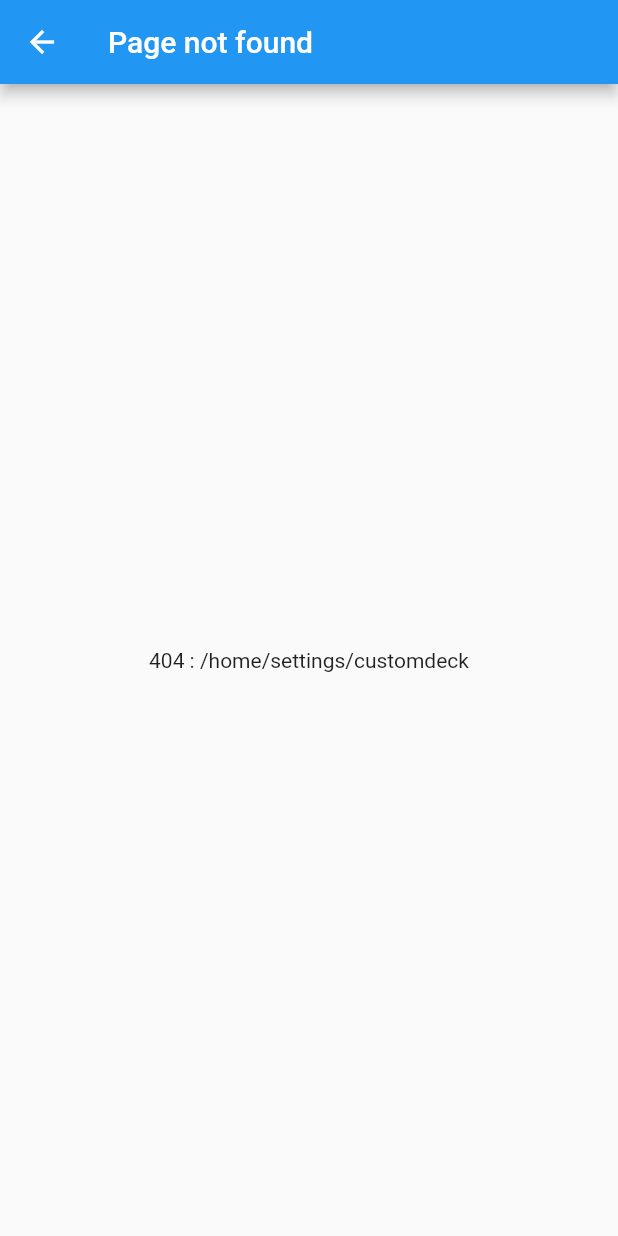
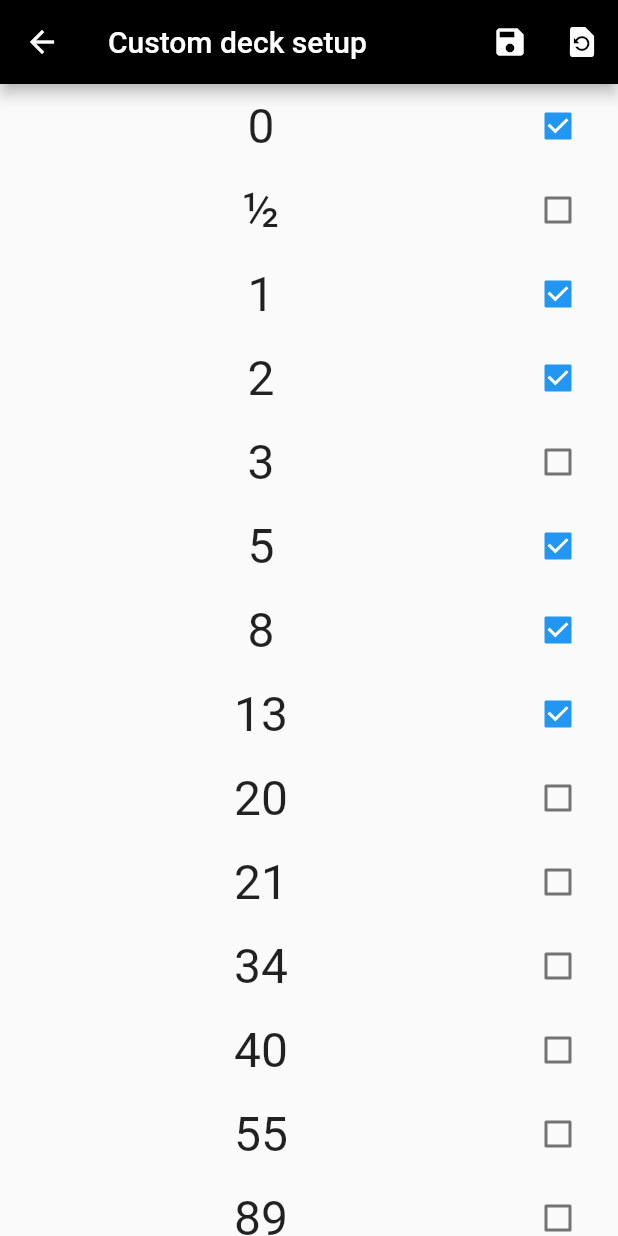
Before and after one commit to abianche/planningpoker, a Flutter app: the SettingsScreen screen opened by its route, after a tap on "Select deck", after a tap on the "settings" icon, on a phone screen of 412 x 824 dp. Run offline on Flutter 3.47's test engine with Material 2 defaults, Android fonts, the phone set to English and light mode, and no system bars; our stand-ins replace cloud_firestore, firebase_auth, firebase_core, flutter_redux, logger, package_info and 4 more; missing offline and left inert: launch_review; accounts and stored records are empty; generated files the repository leaves out were written again.

Commit message:
add custom deck handling

```diff
--- a/lib/router.dart
+++ b/lib/router.dart
@@ -1,5 +1,6 @@
 import 'package:flutter/material.dart';
 import 'package:planningpoker/views/home.screen.dart';
+import 'package:planningpoker/views/settings.custom_deck.screen.dart';
 import 'package:planningpoker/views/settings.screen.dart';
 import 'package:planningpoker/views/splash.screen.dart';
 
@@ -23,8 +24,7 @@ Map<String, WidgetBuilder> getRoutes() {
         ),
     Routes.home: (context) => HomeScreen(),
     Routes.settings: (context) => SettingsScreen(),
-    // Routes.settings_decks: (context) => SelectDecks(),
-    // Routes.settings_custom_deck: (context) => CustomDeckSetup(),
+    Routes.settings_custom_deck: (context) => CustomDeckSetup(),
     // Routes.settings_info: (context) => InfoScreen(),
     // Routes.settings_intro: (context) => IntroScreen(),
   };
--- /dev/null
+++ b/lib/utils.dart
@@ -0,0 +1,59 @@
+import 'package:flutter/material.dart';
+import 'package:planningpoker/models/deck.model.dart';
+import 'package:planningpoker/widgets/deck_tile.dart';
+
+const row_length = 3;
+
+/// Returns the a list of [DeckTile]s from the current deck. Disabled tiles are not returned.
+List<Widget> getDeckTiles(Deck deck) {
+  final items = <Widget>[];
+  final tileNames = deck.deckValues.toList();
+  tileNames.removeWhere((value) => value.startsWith('_'));
+
+  var taken = 0;
+
+  while (taken < tileNames.length) {
+    final List<Widget> tiles = tileNames
+        .skip(taken)
+        .take(row_length)
+        .map(
+          (name) => DeckTile(
+            deck: deck,
+            data: getTileDataFromName(name),
+            name: name,
+          ),
+        )
+        .toList();
+
+    items.add(
+      Row(
+        mainAxisAlignment: MainAxisAlignment.spaceEvenly,
+        children: tiles,
+      ),
+    );
+
+    taken += row_length;
+  }
+
+  return items;
+}
+
+/// Returns the data for a [DeckTile] based on the name.
+dynamic getTileDataFromName(String name) {
+  switch (name) {
+    case 'green':
+      return Colors.green;
+    case 'yellow':
+      return Colors.yellow;
+    case 'orange':
+      return Colors.orange;
+    case 'purple':
+      return Colors.purple;
+    case 'red':
+      return Colors.red;
+    case 'local_cafe':
+      return Icons.local_cafe;
+    default:
+      return name;
+  }
+}
--- /dev/null
+++ b/lib/views/deck.view.dart
@@ -0,0 +1,61 @@
+import 'package:flutter/foundation.dart';
+import 'package:flutter/material.dart';
+import 'package:flutter_redux/flutter_redux.dart';
+import 'package:planningpoker/data/decks.dart';
+import 'package:planningpoker/models/deck.model.dart';
+import 'package:planningpoker/models/settings.model.dart';
+import 'package:planningpoker/redux/states/app_state.dart';
+import 'package:planningpoker/utils.dart';
+import 'package:redux/redux.dart';
+
+class DeckView extends StatelessWidget {
+  const DeckView({Key key}) : super(key: key);
+
+  @override
+  Widget build(BuildContext context) {
+    return StoreConnector<AppState, _ViewModel>(
+      distinct: true,
+      converter: _ViewModel.fromStore,
+      builder: (context, vm) {
+        var currentDeck = all_decks[vm.settings.selectedDeck];
+        if (vm.settings.selectedDeck == DeckType.custom && vm.settings.customDeck != null) {
+          // make sure we use the saved configuration for custom deck
+          currentDeck = custom_deck.copyWith(deckValues: vm.settings.customDeck);
+        }
+
+        return Container(
+          child: Center(
+            child: Column(
+              mainAxisAlignment: MainAxisAlignment.spaceEvenly,
+              children: getDeckTiles(currentDeck),
+            ),
+          ),
+        );
+      },
+    );
+  }
+}
+
+class _ViewModel {
+  final Settings settings;
+
+  _ViewModel({
+    @required this.settings,
+  });
+
+  static _ViewModel fromStore(Store<AppState> store) {
+    return _ViewModel(
+      settings: store.state.settings,
+    );
+  }
+
+  @override
+  bool operator ==(Object o) {
+    if (identical(this, o)) return true;
+
+    return o is _ViewModel && o.settings == settings;
+  }
+
+  @override
+  int get hashCode => settings.hashCode;
+}
--- a/lib/views/home.screen.dart
+++ b/lib/views/home.screen.dart
@@ -5,6 +5,7 @@ import 'package:planningpoker/generated/l10n.dart';
 import 'package:planningpoker/models/settings.model.dart';
 import 'package:planningpoker/redux/states/app_state.dart';
 import 'package:planningpoker/router.dart';
+import 'package:planningpoker/views/deck.view.dart';
 import 'package:redux/redux.dart';
 
 class HomeScreen extends StatefulWidget {
@@ -43,10 +44,10 @@ class _HomeScreenState extends State<HomeScreen> {
               ),
             ],
           ),
-          body: _currentIndex == 1 ? Center(child: Text("Room")) : Center(child: Text("Deck")),
+          body: _currentIndex == 1 ? Center(child: Text("Room")) : const DeckView(),
           bottomNavigationBar: BottomNavigationBar(
             elevation: 0.0,
-            fixedColor: Color(currentDeck.deckColor),
+            fixedColor: vm.settings.darkMode ? Colors.white : Color(currentDeck.deckColor),
             currentIndex: _currentIndex,
             onTap: (value) => setState(() => _currentIndex = value),
             items: [
--- /dev/null
+++ b/lib/views/settings.custom_deck.screen.dart
@@ -0,0 +1,273 @@
+import 'package:flutter/foundation.dart';
+import 'package:flutter/material.dart';
+import 'package:flutter_redux/flutter_redux.dart';
+import 'package:planningpoker/generated/l10n.dart';
+import 'package:planningpoker/redux/actions/settings_actions.dart';
+import 'package:planningpoker/redux/selectors/selectors.dart';
+import 'package:planningpoker/redux/states/app_state.dart';
+import 'package:planningpoker/utils.dart';
+import 'package:redux/redux.dart';
+
+class CustomDeckSetup extends StatefulWidget {
+  const CustomDeckSetup({Key key}) : super(key: key);
+
+  @override
+  _CustomDeckSetupState createState() => _CustomDeckSetupState();
+}
+
+class _CustomDeckSetupState extends State<CustomDeckSetup> {
+  static final GlobalKey<ScaffoldState> scaffoldKey = GlobalKey<ScaffoldState>();
+
+  bool isLoading;
+  List<String> currentCustomDeck;
+  List<String> originalCustomDeck;
+
+  void _toggleCurrentCustomDeckTile(String name) {
+    final index = currentCustomDeck.indexOf(name);
+    if (index == -1) {
+      throw 'Tile with name $name not found.';
+    }
+
+    final newList = List<String>.from(currentCustomDeck);
+    if (newList.elementAt(index).startsWith('_')) {
+      newList[index] = newList[index].substring(1);
+    } else {
+      newList[index] = '_${newList[index]}';
+    }
+    setState(() {
+      currentCustomDeck = newList;
+    });
+  }
+
+  @override
+  void initState() {
+    isLoading = true;
+    super.initState();
+  }
+
+  @override
+  Widget build(BuildContext context) {
+    return StoreConnector<AppState, _ViewModel>(
+        onInitialBuild: (vm) {
+          setState(() {
+            currentCustomDeck = vm.customDeck;
+            originalCustomDeck = List.unmodifiable(vm.customDeck);
+            isLoading = false;
+          });
+        },
+        distinct: true,
+        converter: _ViewModel.fromStore,
+        builder: (context, vm) {
+          return Scaffold(
+            key: scaffoldKey,
+            appBar: AppBar(
+              title: Text(L.of(context).customDeckSetup),
+              backgroundColor: Colors.black,
+              actions: <Widget>[
+                IconButton(
+                  icon: const Icon(Icons.save),
+                  tooltip: L.of(context).customDeckSaveTooltip,
+                  onPressed: () {
+                    vm.setCustomDeck(currentCustomDeck);
+
+                    scaffoldKey.currentState.removeCurrentSnackBar();
+                    final snackBar = SnackBar(
+                      content: Text(
+                        L.of(context).customDeckSaveMessage,
+                        textAlign: TextAlign.center,
+                      ),
+                      backgroundColor: Colors.green,
+                    );
+                    scaffoldKey.currentState.showSnackBar(snackBar);
+                  },
+                ),
+                IconButton(
+                  icon: const Icon(Icons.restore_page),
+                  tooltip: L.of(context).customDeckRestoreTooltip,
+                  onPressed: () {
+                    setState(() {
+                      currentCustomDeck = originalCustomDeck;
+                    });
+
+                    scaffoldKey.currentState.removeCurrentSnackBar();
+                    final snackBar = SnackBar(
+                      content: Text(
+                        L.of(context).customDeckRestoreMessage,
+                        textAlign: TextAlign.center,
+                      ),
+                      backgroundColor: Colors.grey,
+                    );
+                    scaffoldKey.currentState.showSnackBar(snackBar);
+                  },
+                ),
+              ],
+            ),
+            body: isLoading
+                ? const Center(child: CircularProgressIndicator())
+                : Scrollbar(
+                    child: ReorderableListView(
+                      onReorder: _onReorder,
+                      children: currentCustomDeck.map(makeTile).toList(),
+                    ),
+                  ),
+          );
+        });
+  }
+
+  void _onReorder(int oldIndex, int newIndex) {
+    setState(() {
+      if (newIndex > oldIndex) {
+        newIndex -= 1;
+      }
+
+      setState(() {
+        final customDeckEntry = currentCustomDeck.removeAt(oldIndex);
+        currentCustomDeck.insert(newIndex, customDeckEntry);
+      });
+    });
+  }
+
+  Widget makeTile(String customDeckEntry) {
+    final name = customDeckEntry.startsWith('_') ? customDeckEntry.replaceFirst('_', '') : customDeckEntry;
+    final checked = !customDeckEntry.startsWith('_');
+
+    final tile = getTileDataFromName(name);
+
+    if (tile is String) {
+      return ListItem(
+        key: Key(customDeckEntry),
+        title: Text(
+          name,
+          textAlign: TextAlign.center,
+          style: const TextStyle(
+            fontSize: 32,
+          ),
+        ),
+        value: customDeckEntry,
+        checkState: checked,
+        toggleCurrentCustomDeckTile: _toggleCurrentCustomDeckTile,
+      );
+    }
+
+    if (tile is IconData) {
+      return ListItem(
+        key: Key(customDeckEntry),
+        title: Icon(
+          tile,
+          size: 36,
+        ),
+        value: customDeckEntry,
+        checkState: checked,
+        toggleCurrentCustomDeckTile: _toggleCurrentCustomDeckTile,
+      );
+    }
+
+    if (tile is Color) {
+      return ListItem(
+        key: Key(customDeckEntry),
+        title: Row(
+          children: <Widget>[
+            const Spacer(
+              flex: 2,
+            ),
+            Expanded(
+              flex: 1,
+              child: Container(
+                decoration: BoxDecoration(
+                  color: tile,
+                  shape: BoxShape.rectangle,
+                  borderRadius: BorderRadius.circular(15),
+                ),
+                width: 16,
+                child: const Text(''),
+              ),
+            ),
+            const Spacer(
+              flex: 2,
+            ),
+          ],
+        ),
+        value: customDeckEntry,
+        checkState: checked,
+        toggleCurrentCustomDeckTile: _toggleCurrentCustomDeckTile,
+      );
+    }
+
+    throw 'Unsupported type!';
+  }
+}
+
+class ListItem extends StatefulWidget {
+  final Widget title;
+  final String value;
+  final bool checkState;
+  final Function(String) toggleCurrentCustomDeckTile;
+
+  ListItem({
+    @required Key key,
+    @required this.title,
+    @required this.value,
+    @required this.checkState,
+    @required this.toggleCurrentCustomDeckTile,
+  }) : super(key: key);
+
+  @override
+  _ListItemState createState() => _ListItemState();
+}
+
+class _ListItemState extends State<ListItem> {
+  bool _checkState;
+
+  @override
+  Widget build(BuildContext context) {
+    return Container(
+      child: ListTile(
+        title: widget.title,
+        trailing: Checkbox(
+          value: _checkState ?? widget.checkState,
+          onChanged: (bool state) {
+            setState(() {
+              widget.toggleCurrentCustomDeckTile(widget.value);
+              _checkState = state;
+            });
+          },
+        ),
+      ),
+    );
+  }
+}
+
+class _ViewModel {
+  final List<String> customDeck;
+  final Function(
+    List<String> customDeck,
+  ) setCustomDeck;
+
+  _ViewModel({
+    @required this.customDeck,
+    @required this.setCustomDeck,
+  });
+
+  static _ViewModel fromStore(Store<AppState> store) {
+    return _ViewModel(
+      customDeck: settingsSelector(store.state).customDeck,
+      setCustomDeck: (
+        List<String> newCustomDeck,
+      ) {
+        store.dispatch(SetSettingsAction(
+          settings: settingsSelector(store.state).copyWith(customDeck: newCustomDeck),
+        ));
+      },
+    );
+  }
+
+  @override
+  bool operator ==(Object o) {
+    if (identical(this, o)) return true;
+
+    return o is _ViewModel && listEquals(o.customDeck, customDeck) && o.setCustomDeck == setCustomDeck;
+  }
+
+  @override
+  int get hashCode => customDeck.hashCode ^ setCustomDeck.hashCode;
+}
```
Also changed, not shown: lib/l10n/intl_en.arb (+6 -1 lines), lib/l10n/intl_it.arb (+6 -1 lines), lib/theme.dart (+11 -0 lines), lib/widgets/deck_tile.dart (added, +170 -0 lines), lib/generated/intl/messages_en.dart, lib/generated/intl/messages_it.dart, lib/generated/l10n.dart.
